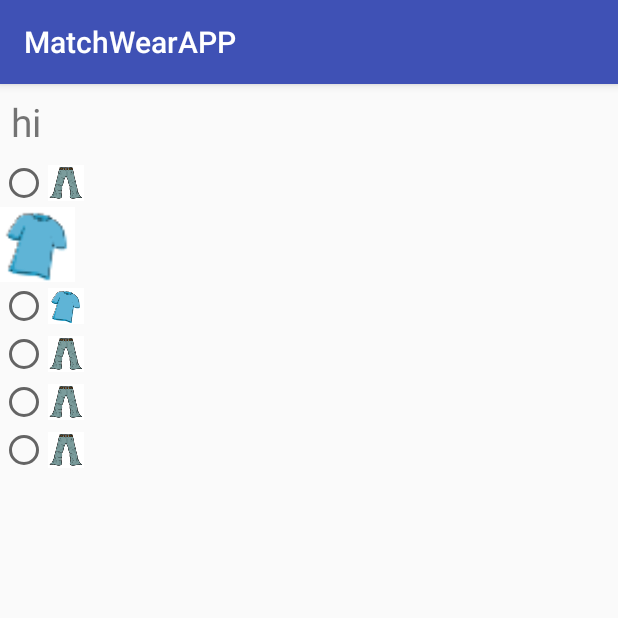
After one commit to ZP4/MatchWearAPP, an Android app: the fragment Quizquestion shown on its own in the app's theme, on a phone screen of 412 x 824 dp, the top half of it. The commit adds this screen. Run offline under Robolectric (Android 15) with nearby library versions, the phone set to English and light mode, and no system bars.

Commit message:
added a dismiss button for the popup

```diff
--- a/app/src/main/java/matchwear/com/matchwearapp/LuetBox.java
+++ b/app/src/main/java/matchwear/com/matchwearapp/LuetBox.java
@@ -40,6 +40,8 @@ public class LuetBox extends Fragment {
 
         final PopupWindow popup = new PopupWindow(getActivity());
         Button LuetButton = (Button) view.findViewById(R.id.mButton);//referencing from fragment_luet_box
+        final Button closepop   = (Button) view.findViewById(R.id.exitpopup);
+
         final LinearLayout mainlayout = new LinearLayout(getActivity());
         final View popupview = inflater.inflate(R.layout.luet_popup, null, false);
         popup.setContentView(popupview);
@@ -104,21 +106,20 @@ public class LuetBox extends Fragment {
                             txt.setText("7");
                             image.setImageResource(id7);
                             break;
-
                     }
+                    closepop.setOnClickListener(new View.OnClickListener() {
+                        @Override
+                        public void onClick(View v) {
+                            popup.dismiss();
+                        }
+                    });
                 }
                 else{
                     clicked=true;
                     popup.dismiss();
                 }
-
-
             }
         });
-
-
         return view;
-
     }
-
 }
--- /dev/null
+++ b/app/src/main/java/matchwear/com/matchwearapp/Quizquestion.java
@@ -0,0 +1,28 @@
+package matchwear.com.matchwearapp;
+
+
+import android.os.Bundle;
+import android.support.v4.app.Fragment;
+import android.view.LayoutInflater;
+import android.view.View;
+import android.view.ViewGroup;
+
+
+public class Quizquestion extends Fragment {
+
+
+    public Quizquestion() {
+        // Required empty public constructor
+    }
+
+
+    @Override
+    public View onCreateView(LayoutInflater inflater, ViewGroup container,
+                             Bundle savedInstanceState) {
+
+
+
+        return inflater.inflate(R.layout.fragment_quizquestion, container, false);
+    }
+
+}
--- /dev/null
+++ b/app/src/main/res/layout/fragment_quizquestion.xml
@@ -0,0 +1,55 @@
+<RelativeLayout xmlns:android="http://schemas.android.com/apk/res/android"
+    xmlns:tools="http://schemas.android.com/tools"
+    android:layout_width="match_parent"
+    android:layout_height="match_parent"
+    tools:context="matchwear.com.matchwearapp.Quizquestion">
+
+    <!-- TODO: Update blank fragment layout -->
+    <TextView
+        android:layout_width="wrap_content"
+        android:layout_height="wrap_content"
+        android:id="@+id/question"
+        android:text="hi"
+        android:textSize="26dp"
+        android:padding="7dp"/>
+
+    <RadioGroup
+        android:layout_width="match_parent"
+        android:layout_height="wrap_content"
+        android:layout_below="@+id/question"
+        android:layout_alignParentLeft="true"
+        android:layout_alignParentStart="true">
+        <RadioButton
+            android:layout_width="wrap_content"
+            android:layout_height="wrap_content"
+            android:id="@+id/chioce1"
+            android:drawableRight="@drawable/ic_pic1" />
+        <ImageView
+            android:layout_width="50dp"
+            android:layout_height="50dp"
+            android:src="@drawable/ic_pic2"
+           />
+        <RadioButton
+            android:layout_width="wrap_content"
+            android:layout_height="wrap_content"
+            android:id="@+id/chioce2"
+            android:drawableRight="@drawable/ic_pic2" />
+        <RadioButton
+            android:layout_width="wrap_content"
+            android:layout_height="wrap_content"
+            android:id="@+id/chioce3"
+            android:drawableRight="@drawable/ic_pic1" />
+        <RadioButton
+            android:layout_width="wrap_content"
+            android:layout_height="wrap_content"
+            android:id="@+id/chioce4"
+            android:drawableRight="@drawable/ic_pic1" />
+        <RadioButton
+            android:layout_width="wrap_content"
+            android:layout_height="wrap_content"
+            android:id="@+id/chioce5"
+            android:drawableRight="@drawable/ic_pic1" />
+    </RadioGroup>
+
+
+</RelativeLayout>
--- a/app/src/main/res/layout/luet_popup.xml
+++ b/app/src/main/res/layout/luet_popup.xml
@@ -18,4 +18,9 @@
         android:layout_height="wrap_content"
         android:id="@+id/textpop"
        />
+    <Button
+        android:layout_width="wrap_content"
+        android:layout_height="wrap_content"
+        android:text="exit"
+        android:id="@+id/exitpopup"/>
 </LinearLayout>
```
